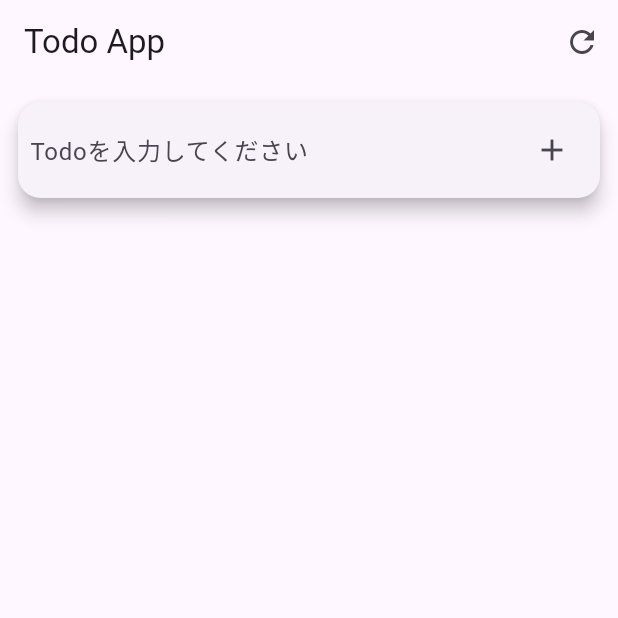
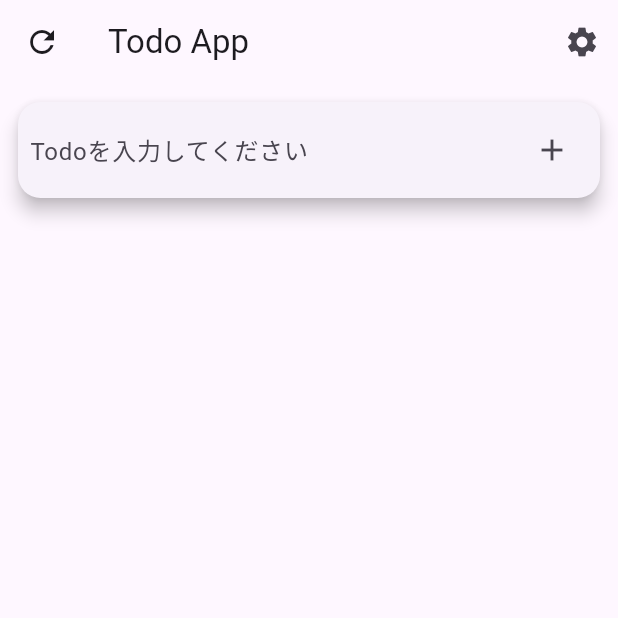
Before and after one commit to Haruki1090/TodoList-RiverPod-Firebase-2, a Flutter app: the screen it shows after launch, after a tap on the "refresh" icon, on a phone screen of 412 x 824 dp, the top half of it. Run offline on Flutter 3.47's test engine with Material 3 defaults, Android fonts, the phone set to English and light mode, and no system bars; our stand-ins replace cloud_firestore, firebase_core, flutter_riverpod, freezed_annotation; accounts and stored records are empty; generated files the repository leaves out were written again.

Commit message:
setting button

```diff
--- a/lib/main.dart
+++ b/lib/main.dart
@@ -201,12 +201,18 @@ class _TodoScreenState extends ConsumerState<TodoScreen> {
 
     return Scaffold(
       appBar: AppBar(
+        leading: IconButton(
+          onPressed: () {
+            _readTodo();
+          },
+          icon: Icon(Icons.refresh),
+        ),
         actions: [
           IconButton(
               onPressed: (){
-                _readTodo();
+                null;
               },
-              icon: Icon(Icons.refresh)
+              icon: Icon(Icons.settings)
           )
         ],
         title: Text('Todo App'),
```
